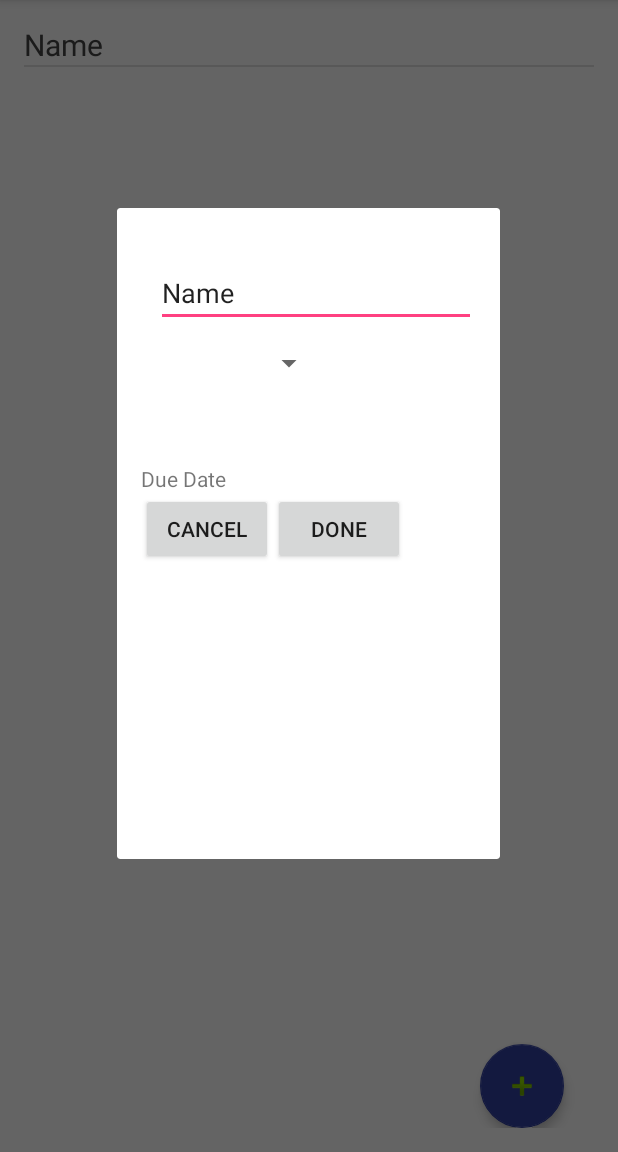
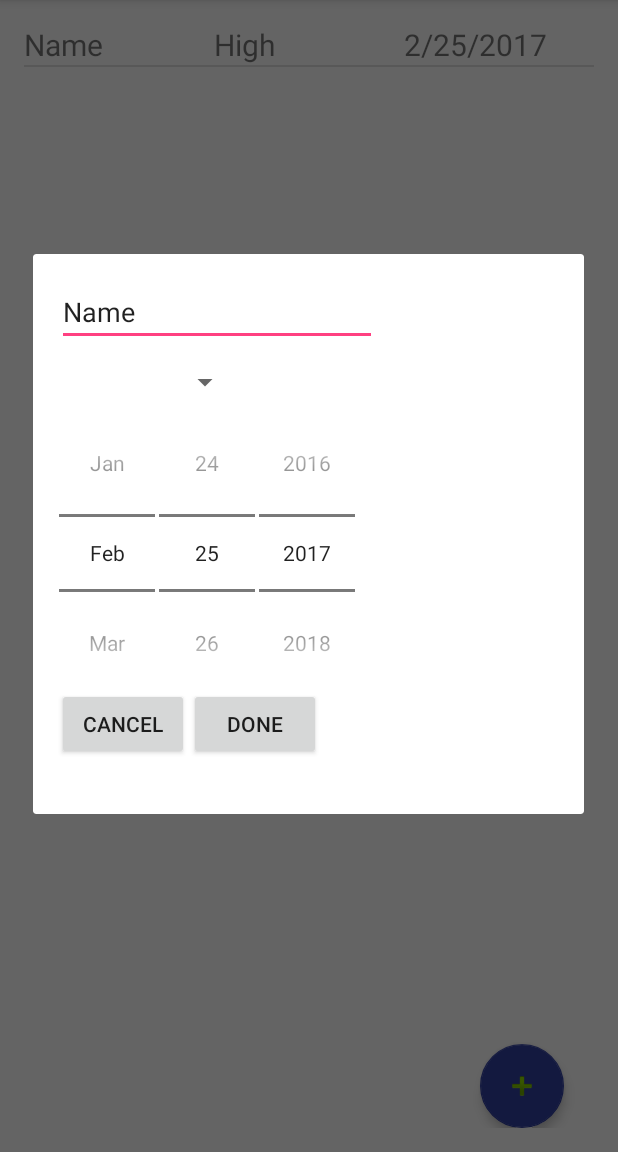
Before and after one commit to abhixec/Todo-App, an Android app: the fragment EditItemFragment placed in its activity, on a phone screen of 412 x 824 dp, the part 84-1236 px from its top. Run offline under Robolectric (Android 15) with nearby library versions, the phone set to English and light mode, and no system bars; 3 statements that could not run were skipped.

Commit message:
Add DueDate

```diff
--- a/app/src/main/AndroidManifest.xml
+++ b/app/src/main/AndroidManifest.xml
@@ -15,7 +15,6 @@
                 <category android:name="android.intent.category.LAUNCHER" />
             </intent-filter>
         </activity>
-        <activity android:name=".EditItemActivity"></activity>
     </application>
 
 </manifest>
--- a/app/src/main/java/com/example/abhinav/simpletodo/EditItemFragment.java
+++ b/app/src/main/java/com/example/abhinav/simpletodo/EditItemFragment.java
@@ -11,6 +11,7 @@ import android.view.WindowManager;
 import android.view.inputmethod.EditorInfo;
 import android.widget.ArrayAdapter;
 import android.widget.Button;
+import android.widget.DatePicker;
 import android.widget.EditText;
 import android.widget.Spinner;
 import android.widget.TextView;
@@ -32,6 +33,7 @@ public class EditItemFragment extends DialogFragment  {
 
     private EditText mEditText;
     private Spinner dropdown;
+    private DatePicker datePicker;
     public EditItemFragment(){
 
     }
@@ -43,6 +45,7 @@ public class EditItemFragment extends DialogFragment  {
         args.putString("item", item.text);
         args.putInt("id",item.id);
         args.putString("priority", item.priority);
+        args.putString("date",item.date);
         args.putInt("position", position);
         frag.setArguments(args);
         return frag;
@@ -72,7 +75,7 @@ public class EditItemFragment extends DialogFragment  {
         mEditText.requestFocus();
         getDialog().getWindow().setSoftInputMode(WindowManager.LayoutParams.SOFT_INPUT_STATE_VISIBLE);
         Button doneButton= (Button) view.findViewById(R.id.add_button);
-
+        datePicker = (DatePicker) view.findViewById(R.id.datePicker);
         doneButton.setOnClickListener(new View.OnClickListener() {
             @Override
             public void onClick(View view) {
@@ -80,6 +83,7 @@ public class EditItemFragment extends DialogFragment  {
                 it.text = mEditText.getText().toString();
                 it.id= getArguments().getInt("id");
                 it.priority = dropdown.getSelectedItem().toString();
+                it.date = String.format("%s/%s/%s",datePicker.getMonth()+1,datePicker.getDayOfMonth(),datePicker.getYear());
                 ((MainActivity)getActivity()).updateItem(it, getArguments().getInt("position"));
                 dismiss();
             }
--- a/app/src/main/java/com/example/abhinav/simpletodo/Item.java
+++ b/app/src/main/java/com/example/abhinav/simpletodo/Item.java
@@ -10,4 +10,6 @@ public class Item {
     public int id;
     public String text;
     public String priority;
+    public String date;
+
 }
--- a/app/src/main/java/com/example/abhinav/simpletodo/ItemAdapter.java
+++ b/app/src/main/java/com/example/abhinav/simpletodo/ItemAdapter.java
@@ -31,16 +31,12 @@ public class ItemAdapter extends ArrayAdapter<Item> {
         }
         TextView itemText= (TextView) convertView.findViewById(R.id.textView);
         itemText.setText(item.text);
-        if(item.priority == "High"){
-            itemText.setAllCaps(true);
-            itemText.setTextColor(Color.RED);
-        }
-        else if(item.priority == "Medium"){
-            itemText.setTextColor(Color.MAGENTA);
-        }
-        else{
-            itemText.setTextColor(Color.DKGRAY);
-        }
+
+        TextView priorityText = (TextView) convertView.findViewById(R.id.itemPriority);
+        priorityText.setText(item.priority);
+
+        TextView dueDateText = (TextView) convertView.findViewById(R.id.itemDueDate);
+        dueDateText.setText(item.date);
         return convertView;
     }
 }
--- a/app/src/main/java/com/example/abhinav/simpletodo/MainActivity.java
+++ b/app/src/main/java/com/example/abhinav/simpletodo/MainActivity.java
@@ -40,11 +40,9 @@ public class MainActivity extends AppCompatActivity{
         setContentView(R.layout.activity_main);
         lvItems = (ListView) findViewById(R.id.lvItems);
         items= databaseHelper.getAllItems();
-        Log.i("Items",items.toString());
         itemsAdapter= new ItemAdapter(this, items);
         lvItems.setAdapter(itemsAdapter);
         setupListViewListener();
-
 
     }
 
--- a/app/src/main/java/com/example/abhinav/simpletodo/TodoItemDatabase.java
+++ b/app/src/main/java/com/example/abhinav/simpletodo/TodoItemDatabase.java
@@ -73,6 +73,7 @@ public class TodoItemDatabase extends SQLiteOpenHelper {
             ContentValues values = new ContentValues();
             values.put(KEY_ITEMS_TEXT,listItem.text);
             values.put(KEY_ITEMS_PRIORITY, listItem.priority);
+            values.put(KEY_ITEMS_DATE,listItem.date);
             itemsId=db.insertOrThrow(TABLE_ITEMS,null, values);
             Log.i("id",String.valueOf(itemsId));
             db.setTransactionSuccessful();
@@ -88,6 +89,7 @@ public class TodoItemDatabase extends SQLiteOpenHelper {
         ContentValues values = new ContentValues();
         values.put(KEY_ITEMS_TEXT, listItem.text);
         values.put(KEY_ITEMS_PRIORITY,listItem.priority);
+        values.put(KEY_ITEMS_DATE, listItem.date);
         return db.update(TABLE_ITEMS,values, KEY_ITEMS_ID+" = ? ",new String[] { String.valueOf(listItem.id) });
     }
     public ArrayList<Item> getAllItems(){
@@ -102,7 +104,7 @@ public class TodoItemDatabase extends SQLiteOpenHelper {
                     item.text = cursor.getString(cursor.getColumnIndex(KEY_ITEMS_TEXT));
                     item.id= cursor.getInt(cursor.getColumnIndex(KEY_ITEMS_ID));
                     item.priority= cursor.getString(cursor.getColumnIndex(KEY_ITEMS_PRIORITY));
-//                    item.dueDate= new SimpleDateFormat("dd/MM/yyyy").parse(cursor.getString(cursor.getColumnIndex(KEY_ITEMS_DATE)));
+                    item.date= cursor.getString(cursor.getColumnIndex(KEY_ITEMS_DATE));
                     itemsList.add(item);
                     Log.i("Text",item.text);
                     Log.i("id",String.valueOf(item.id));
--- a/app/src/main/res/layout/activity_add_item.xml
+++ b/app/src/main/res/layout/activity_add_item.xml
@@ -8,8 +8,7 @@
     android:paddingLeft="@dimen/activity_horizontal_margin"
     android:paddingRight="@dimen/activity_horizontal_margin"
     android:paddingTop="@dimen/activity_vertical_margin"
-    android:orientation="vertical"
-    tools:context="com.example.abhinav.simpletodo.EditItemActivity">
+    android:orientation="vertical">
 
     <EditText
         android:layout_width="wrap_content"
@@ -19,34 +18,32 @@
         android:ems="10"
         android:layout_alignParentTop="true"
         android:layout_alignParentStart="true"
-        android:layout_marginStart="10dp"
-        android:layout_marginTop="18dp"
         android:id="@+id/editText"
         android:layout_weight="1"/>
-
 
 
     <Spinner
         android:layout_width="wrap_content"
         android:layout_height="wrap_content"
         android:id="@+id/priority"
-        android:layout_marginBottom="43dp"
         android:layout_above="@+id/button"
         android:layout_alignEnd="@+id/editText"
         android:layout_weight="1"
         android:spinnerMode="dropdown"/>
 
-    <TextView
-        android:text="Due Date"
-        android:inputType="textPersonName"
+
+    <DatePicker
         android:layout_width="wrap_content"
         android:layout_height="wrap_content"
-        android:layout_below="@+id/editText"
-        android:id="@+id/due_date"
+        android:id="@+id/datePicker"
+        android:clickable="true"
+        android:hapticFeedbackEnabled="false"
+        style="@android:style/Widget.DatePicker"
         android:layout_weight="1"/>
-   <LinearLayout
-       android:layout_width="wrap_content"
-       android:layout_height="wrap_content"
+
+    <LinearLayout
+       android:layout_width="335dp"
+       android:layout_height="68dp"
        android:orientation="horizontal">
     <Button
         android:layout_width="wrap_content"
@@ -65,6 +62,6 @@
         android:onClick="editButton"
         android:layout_alignParentBottom="true"
         android:layout_centerHorizontal="true"
-        android:layout_marginBottom="180dp" />
+        />
    </LinearLayout>
 </LinearLayout>
--- a/app/src/main/res/layout/activity_list_item.xml
+++ b/app/src/main/res/layout/activity_list_item.xml
@@ -1,16 +1,30 @@
 <?xml version="1.0" encoding="utf-8"?>
 <LinearLayout xmlns:android="http://schemas.android.com/apk/res/android"
-    android:orientation="horizontal" android:layout_width="match_parent"
+    android:orientation="horizontal"
+    android:layout_width="match_parent"
     android:layout_height="match_parent">
 
     <TextView
-        android:text="TextView"
+        android:text="Item"
         android:layout_width="match_parent"
         android:layout_height="match_parent"
         android:id="@+id/textView"
         android:textSize="20dp"
         android:layout_weight="1"
         />
-
+    <TextView
+        android:layout_width="match_parent"
+        android:layout_height="match_parent"
+        android:layout_weight="1"
+        android:text ="Priority"
+        android:textSize= "20dp"
+        android:id="@+id/itemPriority"/>
+    <TextView
+        android:layout_width="match_parent"
+        android:layout_height="match_parent"
+        android:layout_weight="1"
+        android:text ="Due"
+        android:textSize= "20dp"
+        android:id="@+id/itemDueDate" />
 
 </LinearLayout>
--- a/app/src/main/res/layout/activity_main.xml
+++ b/app/src/main/res/layout/activity_main.xml
@@ -12,14 +12,6 @@
     tools:context="com.example.abhinav.simpletodo.MainActivity">
 
 
-    <ListView
-        android:layout_width="match_parent"
-        android:layout_height="match_parent"
-        android:layout_alignParentTop="true"
-        android:layout_alignParentStart="true"
-        android:layout_alignParentEnd="true"
-        android:id="@+id/lvItems" />
-
     <android.support.design.widget.FloatingActionButton
         android:layout_width="wrap_content"
         android:layout_height="wrap_content"
@@ -32,4 +24,10 @@
         app:srcCompat="@android:drawable/ic_input_add"
         app:rippleColor="@android:color/holo_blue_bright"
         app:elevation="4dp" />
+
+    <ListView
+        android:layout_width="match_parent"
+        android:layout_height="match_parent"
+        android:id="@+id/lvItems"
+        android:layout_alignParentStart="true" />
 </RelativeLayout>
```
Also changed, not shown: app/src/main/java/com/example/abhinav/simpletodo/AddItemFragment.java (+7 -2 lines), app/src/main/java/com/example/abhinav/simpletodo/EditItemActivity.java (deleted, +0 -33 lines), app/src/main/res/layout/activity_edit_item.xml (deleted, +0 -43 lines).
